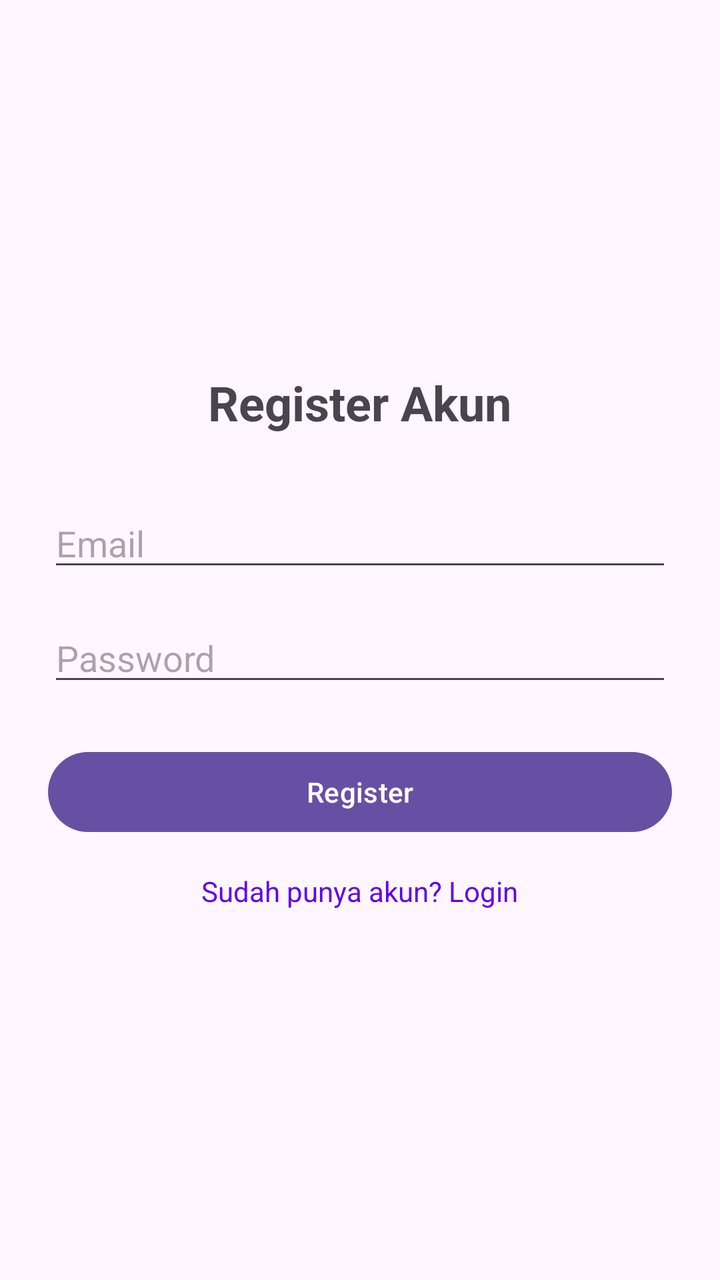
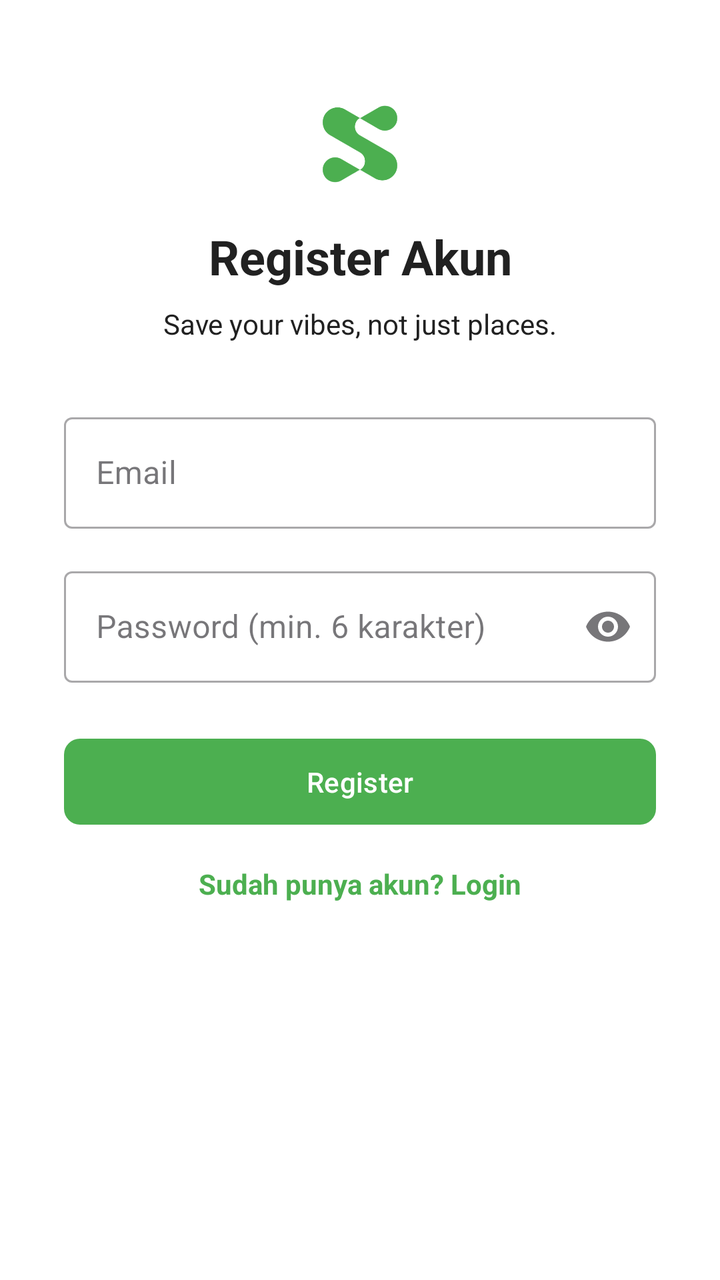

The first picture is an Android layout as it rendered before a commit; the second is the same layout after the commit. The layout source and the unified diff follow.
<!-- AndroidManifest.xml: application theme Theme.Spotto -->
<!-- res/layout/activity_register.xml -->
<?xml version="1.0" encoding="utf-8"?>
<LinearLayout xmlns:android="http://schemas.android.com/apk/res/android"
    xmlns:tools="http://schemas.android.com/tools"
    android:layout_width="match_parent"
    android:layout_height="match_parent"
    android:orientation="vertical"
    android:gravity="center"
    android:padding="24dp"
    tools:context=".RegisterActivity">

    <TextView
        android:layout_width="wrap_content"
        android:layout_height="wrap_content"
        android:text="Register Akun"
        android:textSize="24sp"
        android:textStyle="bold"
        android:layout_marginBottom="32dp"/>

    <EditText
        android:id="@+id/etEmail"
        android:layout_width="match_parent"
        android:layout_height="wrap_content"
        android:hint="Email"
        android:inputType="textEmailAddress"
        android:layout_marginBottom="16dp"/>

    <EditText
        android:id="@+id/etPassword"
        android:layout_width="match_parent"
        android:layout_height="wrap_content"
        android:hint="Password"
        android:inputType="textPassword"
        android:layout_marginBottom="24dp"/>

    <Button
        android:id="@+id/btnRegister"
        android:layout_width="match_parent"
        android:layout_height="wrap_content"
        android:text="Register" />

    <TextView
        android:id="@+id/tvGoToLogin"
        android:layout_width="wrap_content"
        android:layout_height="wrap_content"
        android:text="Sudah punya akun? Login"
        android:layout_marginTop="16dp"
        android:textColor="@color/design_default_color_primary"/>

</LinearLayout>
<!-- resources referenced by this layout -->
<resources>
  <style name="Theme.Spotto" parent="Base.Theme.Spotto" />
  <style name="Base.Theme.Spotto" parent="Theme.Material3.DayNight.NoActionBar">
          
          
      </style>
</resources>

<!-- the commit's change to res/layout/activity_register.xml (unified diff, before → after) -->
@@ -1,49 +1,110 @@
 <?xml version="1.0" encoding="utf-8"?>
-<LinearLayout xmlns:android="http://schemas.android.com/apk/res/android"
+<androidx.constraintlayout.widget.ConstraintLayout xmlns:android="http://schemas.android.com/apk/res/android"
+    xmlns:app="http://schemas.android.com/apk/res-auto"
     xmlns:tools="http://schemas.android.com/tools"
     android:layout_width="match_parent"
     android:layout_height="match_parent"
-    android:orientation="vertical"
-    android:gravity="center"
-    android:padding="24dp"
+    android:padding="32dp"
     tools:context=".RegisterActivity">
 
+    <ImageView
+        android:id="@+id/ivLogoRegister"
+        android:layout_width="80dp"
+        android:layout_height="80dp"
+        android:src="@drawable/ic_logo_spotto"
+        app:tint="@color/mint_green"
+        app:layout_constraintTop_toTopOf="parent"
+        app:layout_constraintStart_toStartOf="parent"
+        app:layout_constraintEnd_toEndOf="parent"
+        app:layout_constraintBottom_toTopOf="@id/tvRegisterTitle"
+        app:layout_constraintVertical_bias="0.2"
+        android:layout_marginBottom="24dp"
+        android:contentDescription="Spotto Logo" />
+
     <TextView
+        android:id="@+id/tvRegisterTitle"
         android:layout_width="wrap_content"
         android:layout_height="wrap_content"
         android:text="Register Akun"
         android:textSize="24sp"
         android:textStyle="bold"
-        android:layout_marginBottom="32dp"/>
-
-    <EditText
-        android:id="@+id/etEmail"
-        android:layout_width="match_parent"
-        android:layout_height="wrap_content"
-        android:hint="Email"
-        android:inputType="textEmailAddress"
-        android:layout_marginBottom="16dp"/>
-
-    <EditText
-        android:id="@+id/etPassword"
-        android:layout_width="match_parent"
-        android:layout_height="wrap_content"
-        android:hint="Password"
-        android:inputType="textPassword"
-        android:layout_marginBottom="24dp"/>
-
-    <Button
-        android:id="@+id/btnRegister"
-        android:layout_width="match_parent"
-        android:layout_height="wrap_content"
-        android:text="Register" />
+        android:textColor="@color/dark_gray"
+        app:layout_constraintTop_toBottomOf="@id/ivLogoRegister"
+        app:layout_constraintStart_toStartOf="parent"
+        app:layout_constraintEnd_toEndOf="parent" />
 
     <TextView
-        android:id="@+id/tvGoToLogin"
+        android:id="@+id/tvRegisterTagline"
         android:layout_width="wrap_content"
+        android:layout_height="wrap_content"
+        android:text="Save your vibes, not just places."
+        android:textSize="14sp"
+        android:textColor="@color/dark_gray"
+        app:layout_constraintTop_toBottomOf="@id/tvRegisterTitle"
+        app:layout_constraintStart_toStartOf="parent"
+        app:layout_constraintEnd_toEndOf="parent"
+        android:layout_marginTop="8dp" />
+
+    <com.google.android.material.textfield.TextInputLayout
+        android:id="@+id/tilEmailRegister"
+        style="@style/Widget.MaterialComponents.TextInputLayout.OutlinedBox"
+        android:layout_width="0dp"
+        android:layout_height="wrap_content"
+        android:layout_marginTop="32dp"
+        android:hint="Email"
+        app:layout_constraintTop_toBottomOf="@id/tvRegisterTagline"
+        app:layout_constraintStart_toStartOf="parent"
+        app:layout_constraintEnd_toEndOf="parent">
+
+        <com.google.android.material.textfield.TextInputEditText
+            android:id="@+id/etEmail" android:layout_width="match_parent"
+            android:layout_height="wrap_content"
+            android:inputType="textEmailAddress" />
+
+    </com.google.android.material.textfield.TextInputLayout>
+
+    <com.google.android.material.textfield.TextInputLayout
+        android:id="@+id/tilPasswordRegister"
+        style="@style/Widget.MaterialComponents.TextInputLayout.OutlinedBox"
+        android:layout_width="0dp"
+        android:layout_height="wrap_content"
+        android:layout_marginTop="16dp"
+        android:hint="Password (min. 6 karakter)"
+        app:endIconMode="password_toggle"
+        app:layout_constraintTop_toBottomOf="@id/tilEmailRegister"
+        app:layout_constraintStart_toStartOf="parent"
+        app:layout_constraintEnd_toEndOf="parent">
+
+        <com.google.android.material.textfield.TextInputEditText
+            android:id="@+id/etPassword" android:layout_width="match_parent"
+            android:layout_height="wrap_content"
+            android:inputType="textPassword" />
+
+    </com.google.android.material.textfield.TextInputLayout>
+
+    <com.google.android.material.button.MaterialButton
+        android:id="@+id/btnRegister" android:layout_width="0dp"
+        android:layout_height="wrap_content"
+        android:layout_marginTop="24dp"
+        android:text="Register"
+        android:paddingTop="12dp"
+        android:paddingBottom="12dp"
+        android:textColor="@color/white"
+        app:backgroundTint="@color/mint_green"
+        app:cornerRadius="8dp"
+        app:layout_constraintTop_toBottomOf="@id/tilPasswordRegister"
+        app:layout_constraintStart_toStartOf="parent"
+        app:layout_constraintEnd_toEndOf="parent" />
+
+    <TextView
+        android:id="@+id/tvGoToLogin" android:layout_width="wrap_content"
         android:layout_height="wrap_content"
         android:text="Sudah punya akun? Login"
         android:layout_marginTop="16dp"
-        android:textColor="@color/design_default_color_primary"/>
+        android:textColor="@color/mint_green"
+        android:textStyle="bold"
+        app:layout_constraintTop_toBottomOf="@id/btnRegister"
+        app:layout_constraintStart_toStartOf="parent"
+        app:layout_constraintEnd_toEndOf="parent"/>
 
-</LinearLayout>
+</androidx.constraintlayout.widget.ConstraintLayout>
<!-- resource entries referenced after the edit -->
@@ -1,9 +1,17 @@
 <!-- resources referenced by this layout -->
 <resources>
+  <color name="dark_gray">#212121</color>
+  <color name="mint_green">#4CAF50</color>
+  <color name="white">#FFFFFFFF</color>
+  <!-- drawable ic_logo_spotto: webp bitmap (drawable, 36875 bytes) -->
   <style name="Theme.Spotto" parent="Base.Theme.Spotto" />
   <style name="Base.Theme.Spotto" parent="Theme.Material3.DayNight.NoActionBar">
-          
-          
+          <item name="colorPrimary">@color/mint_green</item>
+          <item name="colorPrimaryVariant">@color/mint_green</item> <item name="colorOnPrimary">@color/white</item>
+          <item name="colorSecondary">@color/mint_green</item> <item name="colorSecondaryVariant">@color/mint_green</item>
+          <item name="colorOnSecondary">@color/white</item>
+          <item name="android:statusBarColor">?attr/colorPrimaryVariant</item> <item name="android:windowBackground">@color/white</item>
+          <item name="android:textColor">@color/dark_gray</item>
       </style>
 </resources>
 
